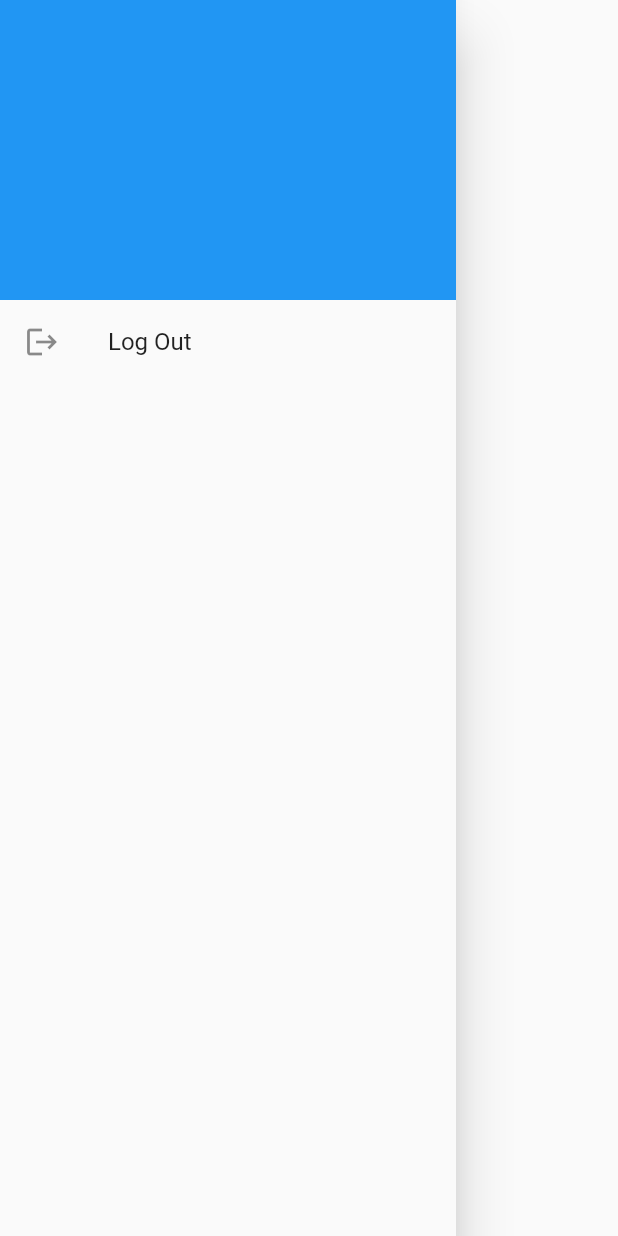
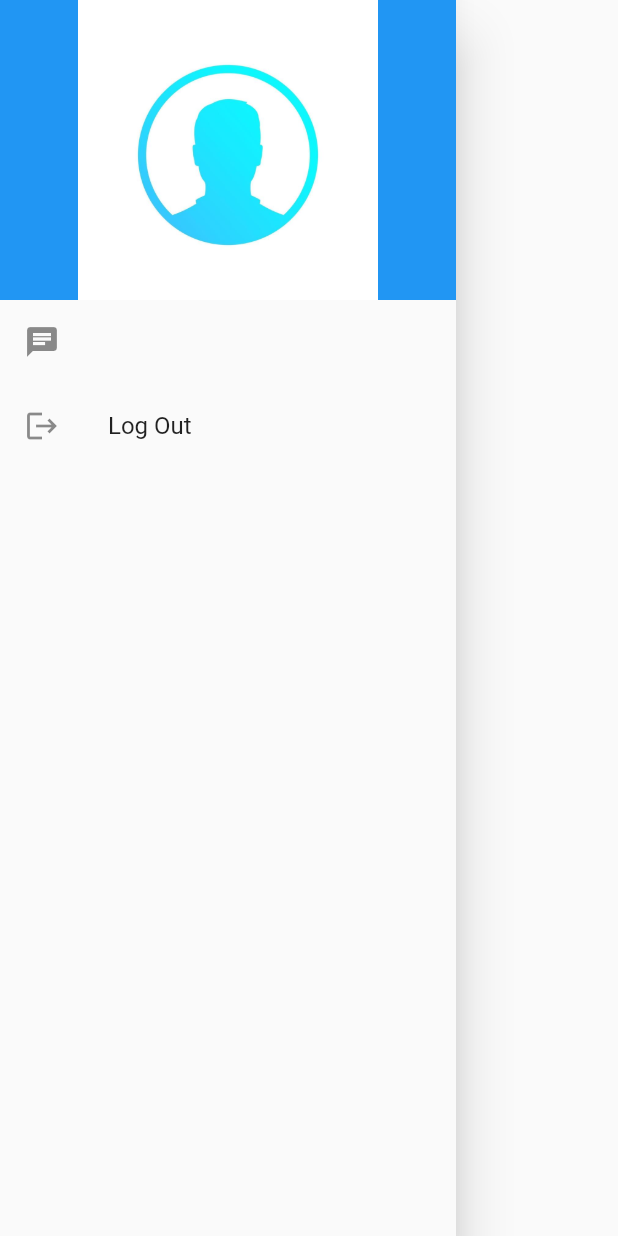
Before and after one commit to PrantoMondal/ChattingAppFlutter, a Flutter app: the MainDrawer widget shown alone on an empty page, opened directly, on a phone screen of 412 x 824 dp. Run offline on Flutter 3.47's test engine with Material 2 defaults, Android fonts, the phone set to English and light mode, and no system bars; our stand-ins replace cloud_firestore, firebase_auth, firebase_core, firebase_storage, image_picker; accounts and stored records are empty; network calls fail.

Commit message:
Chatroom design done

```diff
--- a/lib/widgets/main_drawer.dart
+++ b/lib/widgets/main_drawer.dart
@@ -1,4 +1,5 @@
 import 'package:firebase_chatting_app/auth/auth_service.dart';
+import 'package:firebase_chatting_app/pages/chat_room_page.dart';
 import 'package:flutter/material.dart';
 
 import '../pages/login_page.dart';
@@ -14,11 +15,20 @@ class MainDrawer extends StatelessWidget {
           Container(
             height: 200,
             color: Colors.blue,
+            child:  Image.asset('images/person.jpg')
           ),
           ListTile(
-            onTap: () async{
+            onTap: (){
+              Navigator.pushReplacementNamed(context, ChatRoomPage.routeName);
+            },
+            leading: const Icon(Icons.chat),
+          ),
+
+          ListTile(
+            onTap: () async {
               await AuthService.logout();
               Navigator.pushReplacementNamed(context, LoginPage.routeName);
+
             },
             leading: Icon(Icons.logout),
             title: const Text('Log Out'),
```
Also changed, not shown: lib/pages/chat_room_page.dart (+26 -1 lines).
